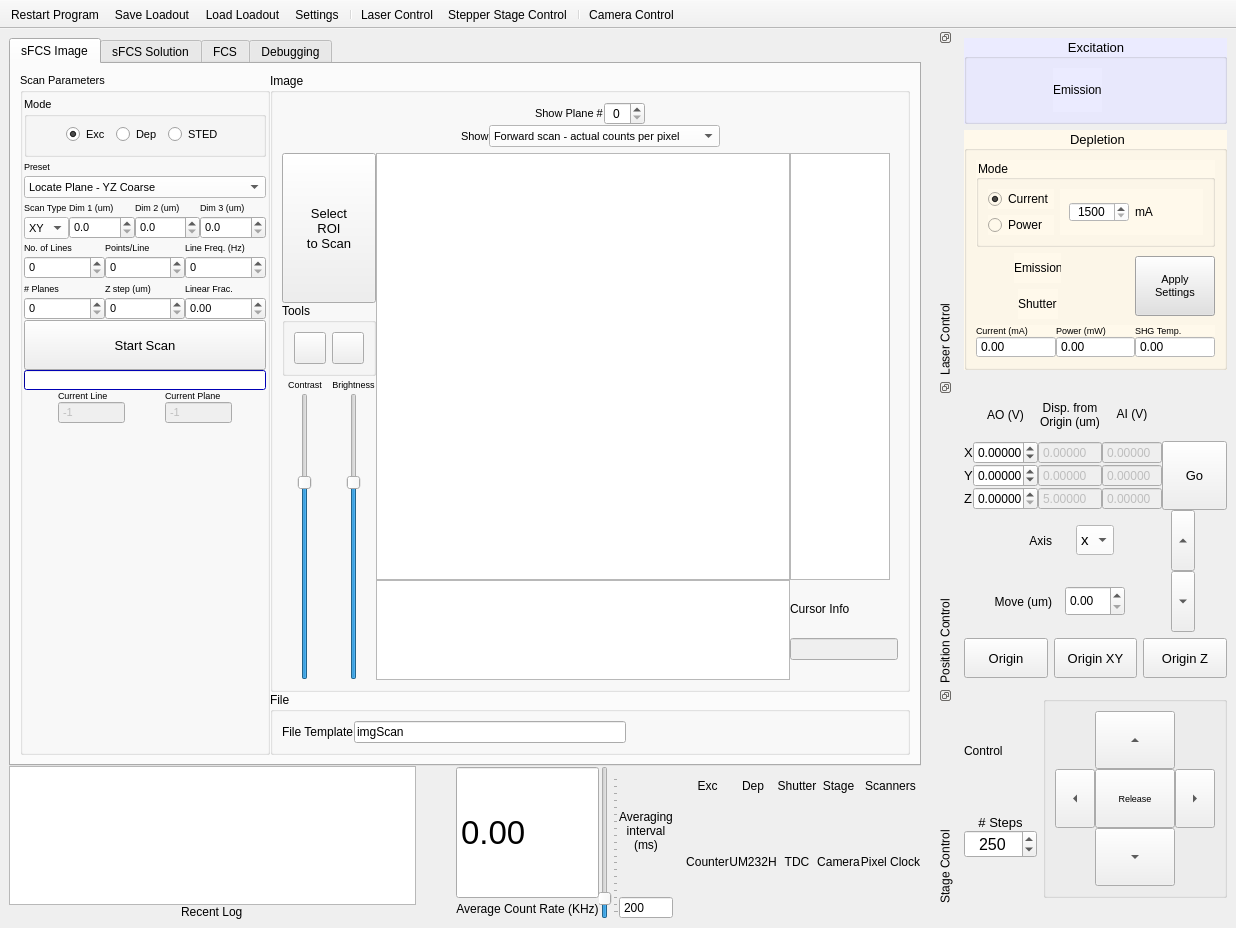
The window that gui/mainwindow.ui (Th3Tr00p3r/gSTED-sFCS) describes before a commit, drawn with Qt 5.
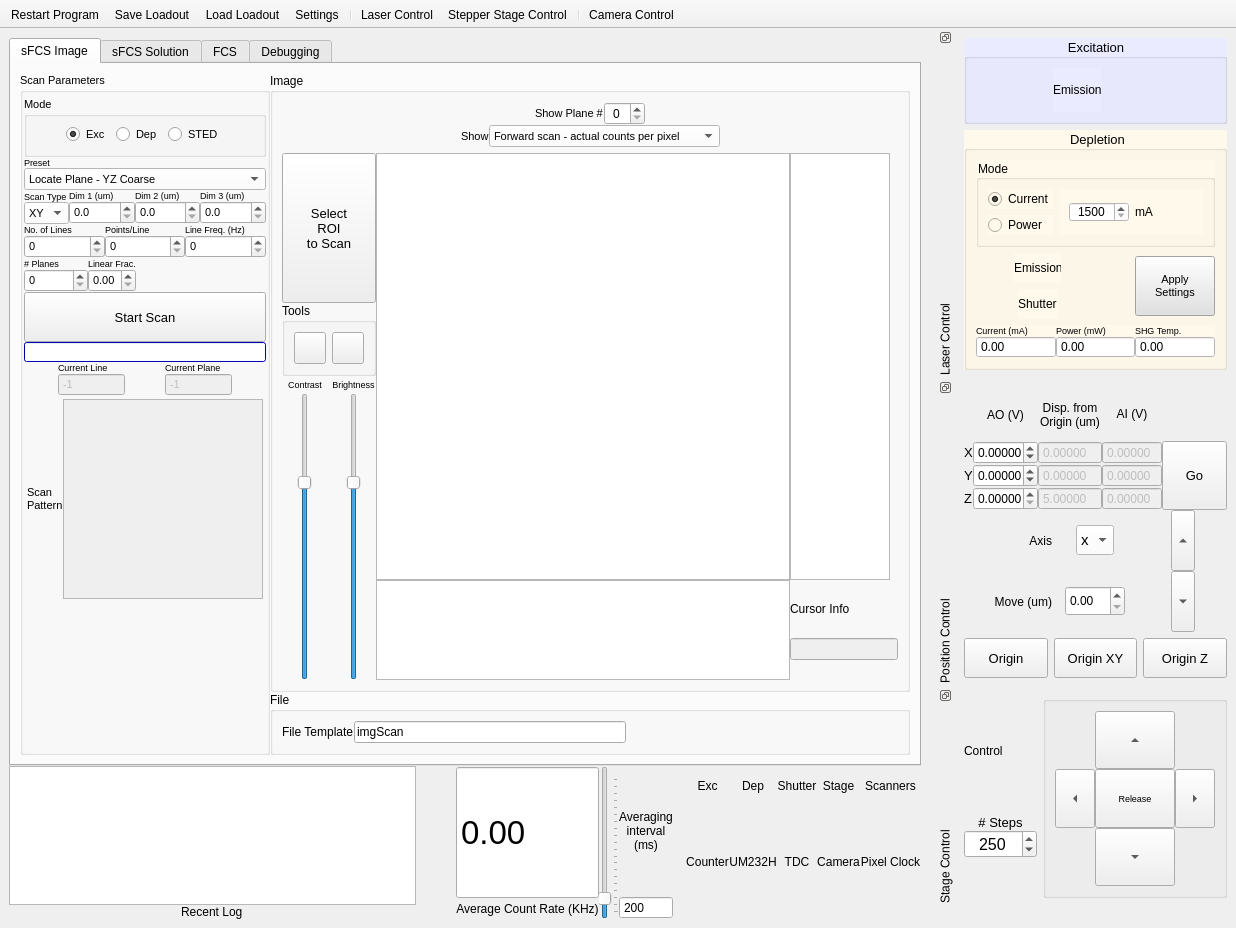
The same window after the commit. Icons and pictures are not drawn.

Commit message: Image scan operational - missing only post processing (image building, saving, presenting

Diff of the .ui file:
```diff
--- a/gui/mainwindow.ui
+++ b/gui/mainwindow.ui
@@ -108,19 +108,6 @@
                  <property name="spacing">
                   <number>3</number>
                  </property>
-                 <item row="1" column="0">
-                  <spacer name="verticalSpacer_8">
-                   <property name="orientation">
-                    <enum>Qt::Vertical</enum>
-                   </property>
-                   <property name="sizeHint" stdset="0">
-                    <size>
-                     <width>20</width>
-                     <height>40</height>
-                    </size>
-                   </property>
-                  </spacer>
-                 </item>
                  <item row="0" column="0">
                   <layout class="QVBoxLayout" name="verticalLayout_31">
                    <property name="spacing">
@@ -654,36 +641,7 @@
                           <widget class="QSpinBox" name="imgScanNumPlanes">
                            <property name="minimumSize">
                             <size>
-                             <width>60</width>
-                             <height>0</height>
-                            </size>
-                           </property>
-                           <property name="maximum">
-                            <number>999999</number>
-                           </property>
-                          </widget>
-                         </item>
-                        </layout>
-                       </item>
-                       <item>
-                        <layout class="QVBoxLayout" name="verticalLayout_28">
-                         <item>
-                          <widget class="QLabel" name="label_32">
-                           <property name="font">
-                            <font>
-                             <pointsize>7</pointsize>
-                            </font>
-                           </property>
-                           <property name="text">
-                            <string>Z step (um)</string>
-                           </property>
-                          </widget>
-                         </item>
-                         <item>
-                          <widget class="QSpinBox" name="imgScanZstep">
-                           <property name="minimumSize">
-                            <size>
-                             <width>60</width>
+                             <width>0</width>
                              <height>0</height>
                             </size>
                            </property>
@@ -726,6 +684,19 @@
                          </item>
                         </layout>
                        </item>
+                       <item>
+                        <spacer name="horizontalSpacer_10">
+                         <property name="orientation">
+                          <enum>Qt::Horizontal</enum>
+                         </property>
+                         <property name="sizeHint" stdset="0">
+                          <size>
+                           <width>40</width>
+                           <height>20</height>
+                          </size>
+                         </property>
+                        </spacer>
+                       </item>
                       </layout>
                      </item>
                     </layout>
@@ -1351,6 +1322,94 @@
                    </item>
                   </layout>
                  </item>
+                 <item row="2" column="0">
+                  <spacer name="verticalSpacer_8">
+                   <property name="orientation">
+                    <enum>Qt::Vertical</enum>
+                   </property>
+                   <property name="sizeHint" stdset="0">
+                    <size>
+                     <width>20</width>
+                     <height>40</height>
+                    </size>
+                   </property>
+                  </spacer>
+                 </item>
+                 <item row="1" column="0">
+                  <layout class="QHBoxLayout" name="horizontalLayout_35" stretch="1,0,0,1">
+                   <property name="spacing">
+                    <number>0</number>
+                   </property>
+                   <item>
+                    <spacer name="horizontalSpacer_40">
+                     <property name="orientation">
+                      <enum>Qt::Horizontal</enum>
+                     </property>
+                     <property name="sizeHint" stdset="0">
+                      <size>
+                       <width>40</width>
+                       <height>20</height>
+                      </size>
+                     </property>
+                    </spacer>
+                   </item>
+                   <item>
+                    <widget class="QLabel" name="label_76">
+                     <property name="text">
+                      <string>Scan 
+Pattern</string>
+                     </property>
+                    </widget>
+                   </item>
+                   <item>
+                    <widget class="QGraphicsView" name="imgScanPattern">
+                     <property name="enabled">
+                      <bool>false</bool>
+                     </property>
+                     <property name="sizePolicy">
+                      <sizepolicy hsizetype="Expanding" vsizetype="Expanding">
+                       <horstretch>0</horstretch>
+                       <verstretch>0</verstretch>
+                      </sizepolicy>
+                     </property>
+                     <property name="minimumSize">
+                      <size>
+                       <width>200</width>
+                       <height>200</height>
+                      </size>
+                     </property>
+                     <property name="maximumSize">
+                      <size>
+                       <width>200</width>
+                       <height>200</height>
+                      </size>
+                     </property>
+                     <property name="baseSize">
+                      <size>
+                       <width>0</width>
+                       <height>0</height>
+                      </size>
+                     </property>
+                     <property name="layoutDirection">
+                      <enum>Qt::LeftToRight</enum>
+                     </property>
+                    </widget>
+                   </item>
+                   <item>
+                    <spacer name="horizontalSpacer_41">
+                     <property name="orientation">
+                      <enum>Qt::Horizontal</enum>
+                     </property>
+                     <property name="sizeHint" stdset="0">
+                      <size>
+                       <width>40</width>
+                       <height>20</height>
+                      </size>
+                     </property>
+                    </spacer>
+                   </item>
+                  </layout>
+                 </item>
                 </layout>
                </widget>
               </item>
```
Left out of the diff: 5 changed lines with no effect on the pictures. The commit also changes 3 other files.
